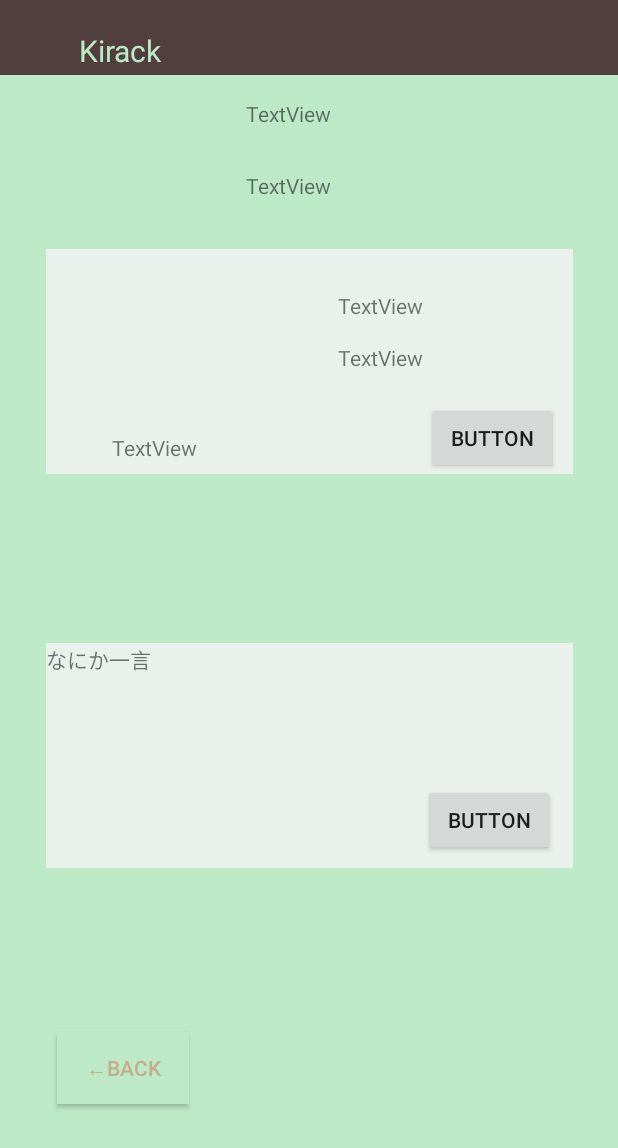
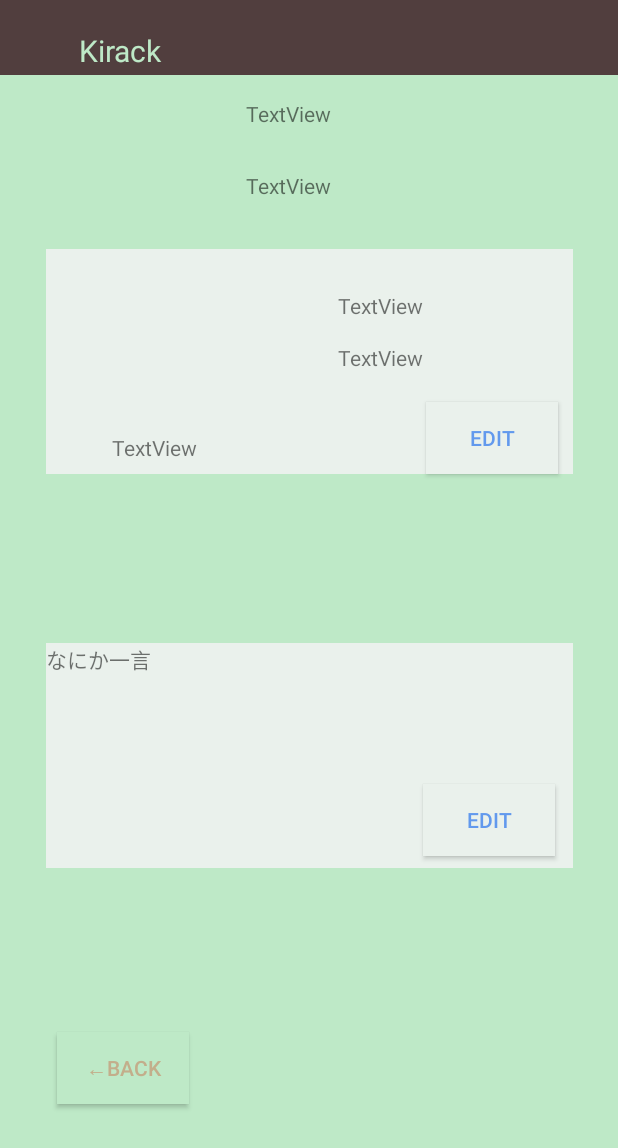
Before and after one commit to kminamiurawa24/KiracuChat, an Android app built with Jetpack Compose: the UserSettingActivity screen opened directly, with no data from a screen before it, on a phone screen of 412 x 824 dp. Shown: the top 1148 px of the screen. Run offline under Robolectric (Android 15) with nearby library versions, the phone set to English and light mode, and no system bars.

Commit message:
ユーザー設定画面のレイアウト微調整

```diff
--- a/03_MobileApp/app/src/main/res/layout/user_setting.xml
+++ b/03_MobileApp/app/src/main/res/layout/user_setting.xml
@@ -142,7 +142,9 @@
         android:layout_width="wrap_content"
         android:layout_height="wrap_content"
         android:layout_marginEnd="10dp"
-        android:text="Button"
+        android:text="Edit"
+        android:textColor="#6299ED"
+        android:background="#EAF1EC"
         app:layout_constraintBottom_toBottomOf="@+id/view_profile"
         app:layout_constraintEnd_toEndOf="@+id/view_profile" />
 
@@ -152,12 +154,14 @@
         android:layout_height="wrap_content"
         android:layout_marginEnd="12dp"
         android:layout_marginBottom="8dp"
-        android:text="Button"
+        android:text="Edit"
+        android:textColor="#6299ED"
+        android:background="#EAF1EC"
         app:layout_constraintBottom_toBottomOf="@+id/messeage"
         app:layout_constraintEnd_toEndOf="@+id/messeage" />
 
     <Button
-        android:id="@+id/back_btn"
+        android:id="@+id/back_to_channel_from_setting"
         android:layout_width="wrap_content"
         android:layout_height="wrap_content"
         android:background="#BEE9C7"
```
